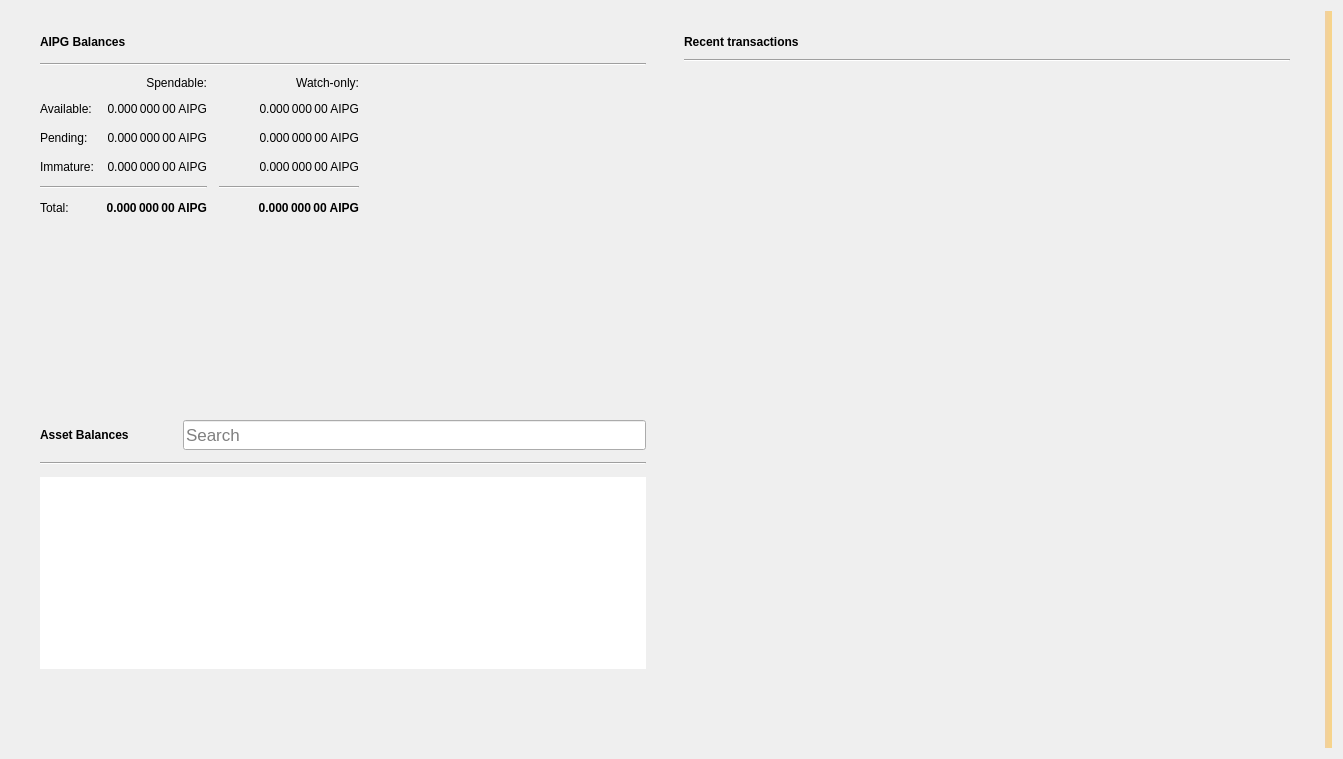
AIPowerGrid/AI-Power-Grid-Core, file src/qt/forms/overviewpage.ui: the form before one commit.
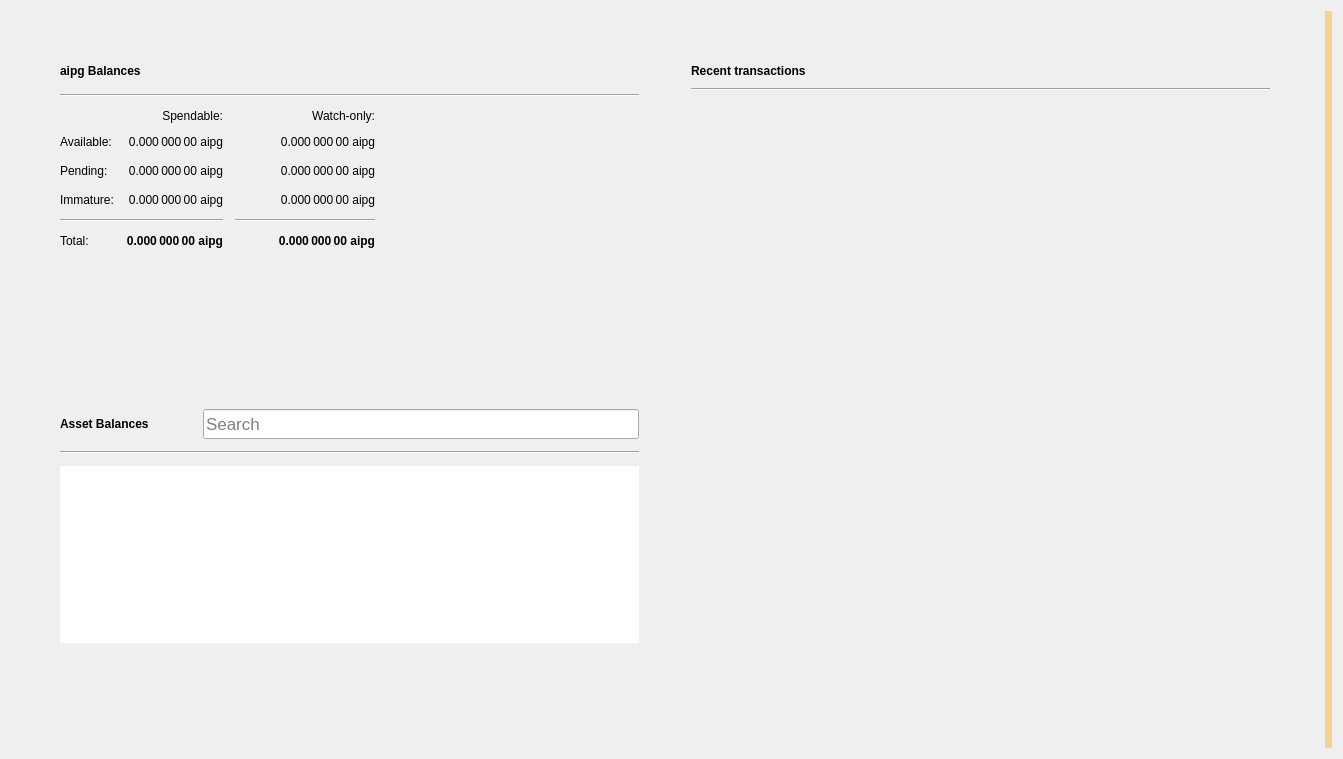
The form after the commit. Icons and pictures are not drawn.

The edit to the form file:
```diff
--- a/src/qt/forms/overviewpage.ui
+++ b/src/qt/forms/overviewpage.ui
@@ -10,12 +10,6 @@
     <height>759</height>
    </rect>
   </property>
-  <property name="minimumSize">
-   <size>
-    <width>760</width>
-    <height>0</height>
-   </size>
-  </property>
   <property name="windowTitle">
    <string>Form</string>
   </property>
@@ -43,27 +37,27 @@
      <item>
       <layout class="QHBoxLayout" name="horizontalLayout" stretch="0,0">
        <property name="spacing">
-        <number>20</number>
+        <number>34</number>
        </property>
        <property name="sizeConstraint">
-        <enum>QLayout::SetMinAndMaxSize</enum>
+        <enum>QLayout::SetMaximumSize</enum>
        </property>
        <property name="leftMargin">
-        <number>20</number>
+        <number>40</number>
        </property>
        <property name="topMargin">
-        <number>20</number>
+        <number>40</number>
        </property>
        <property name="rightMargin">
-        <number>20</number>
+        <number>40</number>
        </property>
        <property name="bottomMargin">
-        <number>20</number>
+        <number>40</number>
        </property>
        <item>
         <layout class="QVBoxLayout" name="verticalLayout_2">
          <property name="spacing">
-          <number>0</number>
+          <number>34</number>
          </property>
          <property name="rightMargin">
           <number>0</number>
@@ -76,12 +70,6 @@
              <verstretch>0</verstretch>
             </sizepolicy>
            </property>
-           <property name="minimumSize">
-            <size>
-             <width>350</width>
-             <height>180</height>
-            </size>
-           </property>
            <property name="frameShape">
             <enum>QFrame::NoFrame</enum>
            </property>
@@ -89,23 +77,14 @@
             <enum>QFrame::Raised</enum>
            </property>
            <property name="lineWidth">
-            <number>5</number>
+            <number>10</number>
            </property>
            <layout class="QVBoxLayout" name="verticalLayout_4">
             <property name="spacing">
-             <number>10</number>
-            </property>
-            <property name="topMargin">
-             <number>0</number>
-            </property>
-            <property name="bottomMargin">
-             <number>0</number>
+             <number>12</number>
             </property>
             <item>
              <layout class="QHBoxLayout" name="horizontalLayout_4">
-              <property name="spacing">
-               <number>6</number>
-              </property>
               <item>
                <widget class="QLabel" name="AIPGBalancesLabel">
                 <property name="font">
@@ -115,7 +94,7 @@
                  </font>
                 </property>
                 <property name="text">
-                 <string>AIPG Balances</string>
+                 <string>aipg Balances</string>
                 </property>
                </widget>
               </item>
@@ -176,9 +155,6 @@
             </item>
             <item>
              <layout class="QGridLayout" name="gridLayout">
-              <property name="bottomMargin">
-               <number>5</number>
-              </property>
               <property name="spacing">
                <number>12</number>
               </property>
@@ -197,7 +173,7 @@
                  <string>Mined balance in watch-only addresses that has not yet matured</string>
                 </property>
                 <property name="text">
-                 <string notr="true">0.000 000 00 AIPG</string>
+                 <string notr="true">0.000 000 00 aipg</string>
                 </property>
                 <property name="alignment">
                  <set>Qt::AlignRight|Qt::AlignTrailing|Qt::AlignVCenter</set>
@@ -242,7 +218,7 @@
                  <string>Your current balance in watch-only addresses</string>
                 </property>
                 <property name="text">
-                 <string notr="true">0.000 000 00 AIPG</string>
+                 <string notr="true">0.000 000 00 aipg</string>
                 </property>
                 <property name="alignment">
                  <set>Qt::AlignRight|Qt::AlignTrailing|Qt::AlignVCenter</set>
@@ -267,7 +243,7 @@
                  <string>Total of transactions that have yet to be confirmed, and do not yet count toward the spendable balance</string>
                 </property>
                 <property name="text">
-                 <string notr="true">0.000 000 00 AIPG</string>
+                 <string notr="true">0.000 000 00 aipg</string>
                 </property>
                 <property name="alignment">
                  <set>Qt::AlignRight|Qt::AlignTrailing|Qt::AlignVCenter</set>
@@ -328,7 +304,7 @@
                  <string>Current total balance in watch-only addresses</string>
                 </property>
                 <property name="text">
-                 <string notr="true">0.000 000 00 AIPG</string>
+                 <string notr="true">0.000 000 00 aipg</string>
                 </property>
                 <property name="alignment">
                  <set>Qt::AlignRight|Qt::AlignTrailing|Qt::AlignVCenter</set>
@@ -370,7 +346,7 @@
                  <string>Your current total balance</string>
                 </property>
                 <property name="text">
-                 <string notr="true">0.000 000 00 AIPG</string>
+                 <string notr="true">0.000 000 00 aipg</string>
                 </property>
                 <property name="alignment">
                  <set>Qt::AlignRight|Qt::AlignTrailing|Qt::AlignVCenter</set>
@@ -395,7 +371,7 @@
                  <string>Your current spendable balance</string>
                 </property>
                 <property name="text">
-                 <string notr="true">0.000 000 00 AIPG</string>
+                 <string notr="true">0.000 000 00 aipg</string>
                 </property>
                 <property name="alignment">
                  <set>Qt::AlignRight|Qt::AlignTrailing|Qt::AlignVCenter</set>
@@ -434,7 +410,7 @@
                  <string>Mined balance that has not yet matured</string>
                 </property>
                 <property name="text">
-                 <string notr="true">0.000 000 00 AIPG</string>
+                 <string notr="true">0.000 000 00 aipg</string>
                 </property>
                 <property name="alignment">
                  <set>Qt::AlignRight|Qt::AlignTrailing|Qt::AlignVCenter</set>
@@ -459,7 +435,7 @@
                  <string>Unconfirmed transactions to watch-only addresses</string>
                 </property>
                 <property name="text">
-                 <string notr="true">0.000 000 00 AIPG</string>
+                 <string notr="true">0.000 000 00 aipg</string>
                 </property>
                 <property name="alignment">
                  <set>Qt::AlignRight|Qt::AlignTrailing|Qt::AlignVCenter</set>
@@ -485,13 +461,10 @@
               <property name="orientation">
                <enum>Qt::Vertical</enum>
               </property>
-              <property name="sizeType">
-               <enum>QSizePolicy::MinimumExpanding</enum>
-              </property>
               <property name="sizeHint" stdset="0">
                <size>
                 <width>20</width>
-                <height>10</height>
+                <height>87</height>
                </size>
               </property>
              </spacer>
@@ -501,12 +474,6 @@
          </item>
          <item>
           <widget class="QFrame" name="assetFrame">
-           <property name="minimumSize">
-            <size>
-             <width>350</width>
-             <height>150</height>
-            </size>
-           </property>
            <property name="autoFillBackground">
             <bool>true</bool>
            </property>
@@ -661,7 +628,7 @@
                  <property name="sizeHint" stdset="0">
                   <size>
                    <width>20</width>
-                   <height>20</height>
+                   <height>40</height>
                   </size>
                  </property>
                 </spacer>
@@ -677,7 +644,7 @@
        <item>
         <layout class="QVBoxLayout" name="verticalLayout_3">
          <property name="spacing">
-          <number>20</number>
+          <number>34</number>
          </property>
          <property name="leftMargin">
           <number>0</number>
@@ -685,23 +652,11 @@
          <item>
           <widget class="QFrame" name="frame_2">
            <property name="sizePolicy">
-            <sizepolicy hsizetype="Preferred" vsizetype="Preferred">
+            <sizepolicy hsizetype="Preferred" vsizetype="Fixed">
              <horstretch>0</horstretch>
              <verstretch>0</verstretch>
             </sizepolicy>
            </property>
-           <property name="minimumSize">
-            <size>
-             <width>350</width>
-             <height>0</height>
-            </size>
-           </property>
-           <property name="sizeIncrement">
-            <size>
-             <width>0</width>
-             <height>300</height>
-            </size>
-           </property>
            <property name="frameShape">
             <enum>QFrame::NoFrame</enum>
            </property>
@@ -712,17 +667,11 @@
             <number>0</number>
            </property>
            <layout class="QGridLayout" name="gridLayout_2">
-            <property name="topMargin">
-             <number>0</number>
-            </property>
             <property name="horizontalSpacing">
              <number>12</number>
             </property>
             <item row="0" column="0">
              <layout class="QHBoxLayout" name="horizontalLayout_2">
-              <property name="spacing">
-               <number>6</number>
-              </property>
               <item>
                <widget class="QLabel" name="recentTransactionsLabel">
                 <property name="font">
@@ -813,6 +762,19 @@
            </layout>
           </widget>
          </item>
+         <item>
+          <spacer name="verticalSpacer_2">
+           <property name="orientation">
+            <enum>Qt::Vertical</enum>
+           </property>
+           <property name="sizeHint" stdset="0">
+            <size>
+             <width>20</width>
+             <height>40</height>
+            </size>
+           </property>
+          </spacer>
+         </item>
         </layout>
        </item>
       </layout>
```
Left out of the diff: 8 changed lines with no effect on the pictures.
